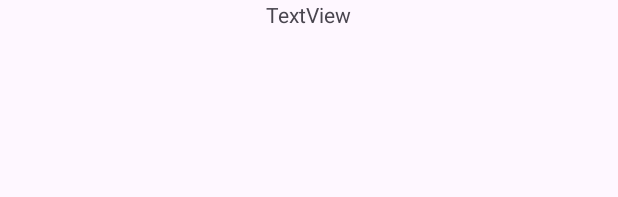
After one commit to InkaShev7777/Porsche911, an Android app: the layout activity_card.xml on its own in the app's theme, with its tools: preview values and no code run, on a phone screen of 412 x 824 dp. The commit adds this screen. Shown: the top 197 px of the screen. Run offline under Robolectric (Android 15) with nearby library versions, the phone set to English and light mode, and no system bars.

Commit message:
Add item(Card -> Model,Image) in listView

```diff
--- a/app/build.gradle.kts
+++ b/app/build.gradle.kts
@@ -36,6 +36,7 @@ dependencies {
     implementation("androidx.appcompat:appcompat:1.6.1")
     implementation("com.google.android.material:material:1.9.0")
     implementation("androidx.constraintlayout:constraintlayout:2.1.4")
+    implementation ("com.squareup.picasso:picasso:2.71828")
     testImplementation("junit:junit:4.13.2")
     androidTestImplementation("androidx.test.ext:junit:1.1.5")
     androidTestImplementation("androidx.test.espresso:espresso-core:3.5.1")
--- a/app/src/main/AndroidManifest.xml
+++ b/app/src/main/AndroidManifest.xml
@@ -1,7 +1,9 @@
 <?xml version="1.0" encoding="utf-8"?>
 <manifest xmlns:android="http://schemas.android.com/apk/res/android"
     xmlns:tools="http://schemas.android.com/tools">
+
     <uses-permission android:name="android.permission.INTERNET" />
+    <uses-permission android:name="android.permission.ACCESS_NETWORK_STATE" />
 
     <application
         android:allowBackup="true"
@@ -14,6 +16,9 @@
         android:theme="@style/Theme.PorscheCatalog"
         tools:targetApi="31">
         <activity
+            android:name=".Card"
+            android:exported="false" />
+        <activity
             android:name=".MainActivity"
             android:exported="true">
             <intent-filter>
--- /dev/null
+++ b/app/src/main/res/layout/activity_card.xml
@@ -0,0 +1,23 @@
+<?xml version="1.0" encoding="utf-8"?>
+<LinearLayout xmlns:android="http://schemas.android.com/apk/res/android"
+    android:layout_width="match_parent"
+    android:layout_height="match_parent"
+    xmlns:app="http://schemas.android.com/apk/res-auto"
+    android:orientation="horizontal"
+    app:layout_constraintEnd_toEndOf="parent"
+    app:layout_constraintStart_toStartOf="parent"
+    app:layout_constraintTop_toTopOf="parent">
+
+    <ImageView
+        android:id="@+id/imageView"
+        android:layout_width="wrap_content"
+        android:layout_height="wrap_content"
+        android:layout_weight="1" />
+
+    <TextView
+        android:id="@+id/textView"
+        android:layout_width="wrap_content"
+        android:layout_height="wrap_content"
+        android:layout_weight="1"
+        android:text="TextView" />
+</LinearLayout>
```
Also changed, not shown: app/src/main/java/com/example/porschecatalog/Card.java (added, +14 -0 lines), app/src/main/java/com/example/porschecatalog/MainActivity.java (+24 -11 lines), app/src/main/java/com/example/porschecatalog/PorscheAdapter.java (added, +50 -0 lines), app/src/main/res/layout/activity_main.xml (+7 -12 lines), 4 other files.
